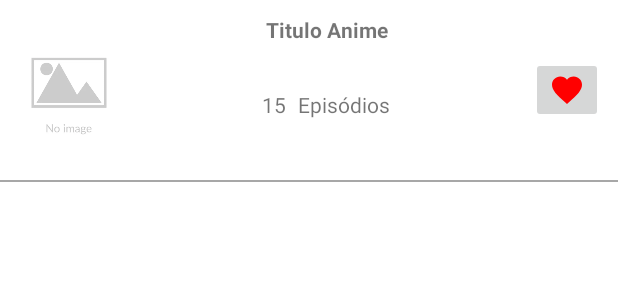
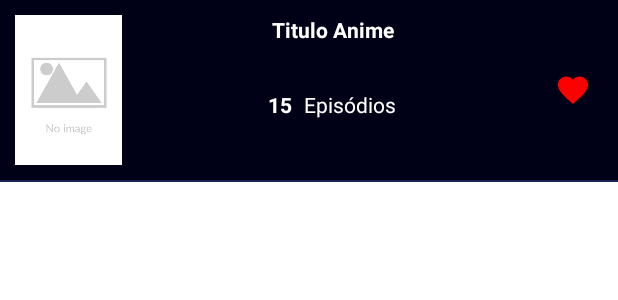
Before and after one commit to LorraneLobo/Anime-List, an Android app: the layout adapter_favoritos.xml on its own in the app's theme, with its tools: preview values and no code run, on a phone screen of 412 x 824 dp. Shown: the top 300 px of the screen. Run offline under Robolectric (Android 15) with nearby library versions, the phone set to English and light mode, and no system bars.

Commit message:
Ajuste visual

```diff
--- a/app/src/main/java/com/lorrane/animelist/model/ImageUrls.kt
+++ b/app/src/main/java/com/lorrane/animelist/model/ImageUrls.kt
@@ -5,5 +5,6 @@ import com.google.gson.annotations.SerializedName
 data class ImageUrls(
     @SerializedName("image_url") val imageUrl: String,
     @SerializedName("small_image_url") val smallImageUrl: String,
+    @SerializedName("medium_image_url") val mediumImageUrl: String,
     @SerializedName("large_image_url") val largeImageUrl: String,
 )
--- a/app/src/main/java/com/lorrane/animelist/ui/detalhesAnime/DetalhesAnimeFragment.kt
+++ b/app/src/main/java/com/lorrane/animelist/ui/detalhesAnime/DetalhesAnimeFragment.kt
@@ -97,11 +97,11 @@ class DetalhesAnimeFragment : Fragment() {
                 textStatus.text = status.substringBefore(" ")
                 textEpisodios.text = episodes.toString()
                 textDuracao.text = duration
-                textGeneros.text = genres.take(4).joinToString(separator = " - ") { it.name }
+                textGeneros.text = genres.take(4).joinToString(separator = "  •  ") { it.name }
                 textSinopse.text = synopsis
 
-                if (!trailer.imagem.largeImageUrl.isNullOrEmpty() || !trailer.url.isNullOrEmpty()) {
-                    Glide.with(requireContext()).load(trailer.imagem.largeImageUrl)
+                if (!trailer.imagem.mediumImageUrl.isNullOrEmpty() || !trailer.url.isNullOrEmpty()) {
+                    Glide.with(requireContext()).load(trailer.imagem.mediumImageUrl)
                         .into(imageTrailer)
 
                     imageTrailer.setOnClickListener {
--- a/app/src/main/res/drawable/degrade_fundo_navegacao.xml
+++ b/app/src/main/res/drawable/degrade_fundo_navegacao.xml
@@ -5,7 +5,7 @@
     <gradient
         android:angle="45"
         android:type="linear"
-        android:startColor="#4D5A9B"
-        android:endColor="#4E75D6"/>
+        android:startColor="#0f1234"
+        android:endColor="#222855"/>
 
 </shape>
--- a/app/src/main/res/layout/activity_main.xml
+++ b/app/src/main/res/layout/activity_main.xml
@@ -3,7 +3,8 @@
     xmlns:app="http://schemas.android.com/apk/res-auto"
     android:id="@+id/drawer_layout"
     android:layout_width="match_parent"
-    android:layout_height="match_parent">
+    android:layout_height="match_parent"
+    android:background="@color/colorBackground">
 
     <include android:id="@+id/content_main"
         layout="@layout/content_main"
--- a/app/src/main/res/layout/adapter_favoritos.xml
+++ b/app/src/main/res/layout/adapter_favoritos.xml
@@ -4,7 +4,8 @@
     xmlns:tools="http://schemas.android.com/tools"
     android:layout_width="match_parent"
     android:layout_height="wrap_content"
-    android:orientation="vertical">
+    android:orientation="vertical"
+    tools:background="@color/colorBackground">
 
     <LinearLayout
         android:id="@+id/layout_favoritos"
@@ -13,7 +14,6 @@
         android:layout_margin="10dp"
         android:gravity="center"
         android:orientation="horizontal">
-
 
         <ImageView
             android:id="@+id/imageAnime"
@@ -35,7 +35,8 @@
                 android:layout_height="wrap_content"
                 android:textAlignment="center"
                 android:textStyle="bold"
-                tools:text="Titulo Anime" />
+                tools:text="Titulo Anime"
+                android:textColor="@color/white"/>
 
             <LinearLayout
                 android:layout_width="match_parent"
@@ -48,6 +49,8 @@
                     android:id="@+id/textEpisodiosAnime"
                     android:layout_width="wrap_content"
                     android:layout_height="wrap_content"
+                    android:textColor="@color/white"
+                    android:textStyle="bold"
                     tools:text="15" />
 
                 <TextView
@@ -55,18 +58,20 @@
                     android:layout_width="wrap_content"
                     android:layout_height="wrap_content"
                     android:layout_marginLeft="8dp"
-                    android:text="Episódios" />
+                    android:text="Episódios"
+                    android:textColor="@color/white"/>
             </LinearLayout>
 
         </LinearLayout>
 
-        <ImageButton
+        <androidx.appcompat.widget.AppCompatImageButton
             android:id="@+id/btnFavoritar"
-            android:layout_width="wrap_content"
-            android:layout_height="wrap_content"
+            android:layout_width="40dp"
+            android:layout_height="40dp"
             android:layout_marginLeft="5dp"
+            android:background="@android:color/transparent"
             app:srcCompat="@drawable/ic_favorito_24"
-            app:tint="#FFFF0000"/>
+            app:tint="#FFFF0000" />
 
 
     </LinearLayout>
@@ -74,5 +79,5 @@
     <View
         android:layout_width="match_parent"
         android:layout_height="1dp"
-        android:background="#a7a7a7"/>
+        android:background="#1d2350"/>
 </LinearLayout>
--- a/app/src/main/res/layout/adapter_top_anime.xml
+++ b/app/src/main/res/layout/adapter_top_anime.xml
@@ -23,6 +23,7 @@
         android:layout_height="wrap_content"
         android:textAlignment="center"
         android:textStyle="bold"
-        tools:text="Título Anime" />
+        tools:text="Título Anime"
+        android:textColor="@color/white"/>
 
 </LinearLayout>
--- a/app/src/main/res/layout/fragment_top_anime.xml
+++ b/app/src/main/res/layout/fragment_top_anime.xml
@@ -2,7 +2,8 @@
 <androidx.constraintlayout.widget.ConstraintLayout xmlns:android="http://schemas.android.com/apk/res/android"
     xmlns:app="http://schemas.android.com/apk/res-auto"
     android:layout_width="match_parent"
-    android:layout_height="match_parent">
+    android:layout_height="match_parent"
+    android:background="@color/colorBackground">
 
     <TextView
         android:id="@+id/textHello"
@@ -17,7 +18,8 @@
         android:textStyle="bold"
         app:layout_constraintEnd_toEndOf="parent"
         app:layout_constraintStart_toStartOf="parent"
-        app:layout_constraintTop_toTopOf="parent" />
+        app:layout_constraintTop_toTopOf="parent"
+        android:textColor="@color/white"/>
 
     <androidx.recyclerview.widget.RecyclerView
         android:id="@+id/recyclerTopAnimes"
--- a/app/src/main/res/values/colors.xml
+++ b/app/src/main/res/values/colors.xml
@@ -1,10 +1,14 @@
 <?xml version="1.0" encoding="utf-8"?>
 <resources>
-    <color name="purple_200">#FFBB86FC</color>
-    <color name="purple_500">#FF6200EE</color>
-    <color name="purple_700">#FF3700B3</color>
-    <color name="teal_200">#FF03DAC5</color>
-    <color name="teal_700">#FF018786</color>
+    <color name="colorPrimary">#0f1234</color>
+    <color name="colorPrimaryVariant">#070925</color>
+    <color name="colorAccent">#1d2350</color>
+
+    <color name="colorSecondary">#FF03DAC5</color>
+    <color name="colorSecondaryVariant">#FF018786</color>
+
+    <color name="colorBackground">#000017</color>
+
     <color name="black">#FF000000</color>
     <color name="white">#FFFFFFFF</color>
 </resources>
--- a/app/src/main/res/values/themes.xml
+++ b/app/src/main/res/values/themes.xml
@@ -2,12 +2,16 @@
     <!-- Base application theme. -->
     <style name="Theme.AnimeList" parent="Theme.MaterialComponents.DayNight.NoActionBar">
         <!-- Primary brand color. -->
-        <item name="colorPrimary">@color/purple_500</item>
-        <item name="colorPrimaryVariant">@color/purple_700</item>
+        <item name="colorPrimary">@color/colorPrimary</item>
+        <item name="colorPrimaryVariant">@color/colorPrimaryVariant</item>
         <item name="colorOnPrimary">@color/white</item>
+        <item name="colorAccent">#1d2350</item>
+
+        <item name="android:textColor">@color/white</item>
+
         <!-- Secondary brand color. -->
-        <item name="colorSecondary">@color/teal_200</item>
-        <item name="colorSecondaryVariant">@color/teal_700</item>
+        <item name="colorSecondary">@color/colorSecondary</item>
+        <item name="colorSecondaryVariant">@color/colorSecondaryVariant</item>
         <item name="colorOnSecondary">@color/black</item>
         <!-- Status bar color. -->
         <item name="android:statusBarColor" tools:targetApi="l">?attr/colorPrimaryVariant</item>
```
Also changed, not shown: app/src/main/res/layout/adapter_detalhes_anime.xml (deleted, +0 -13 lines), app/src/main/res/layout/fragment_detalhes_anime.xml (+16 -5 lines), app/src/main/res/layout/fragment_favoritos.xml (+5 -2 lines).
